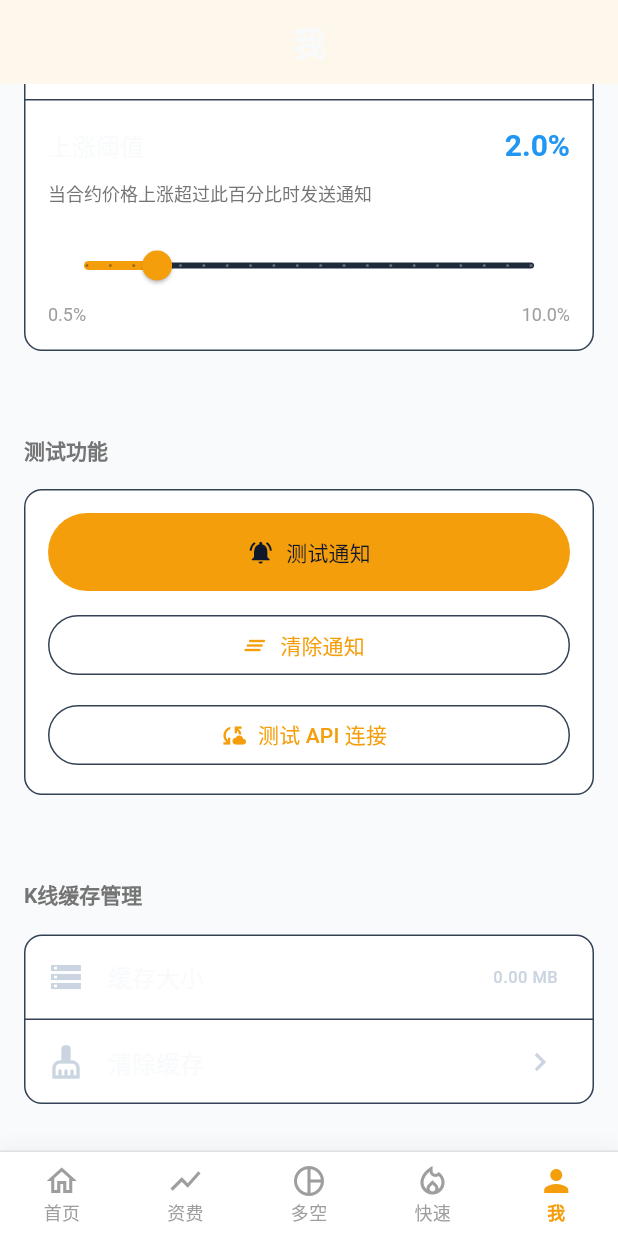
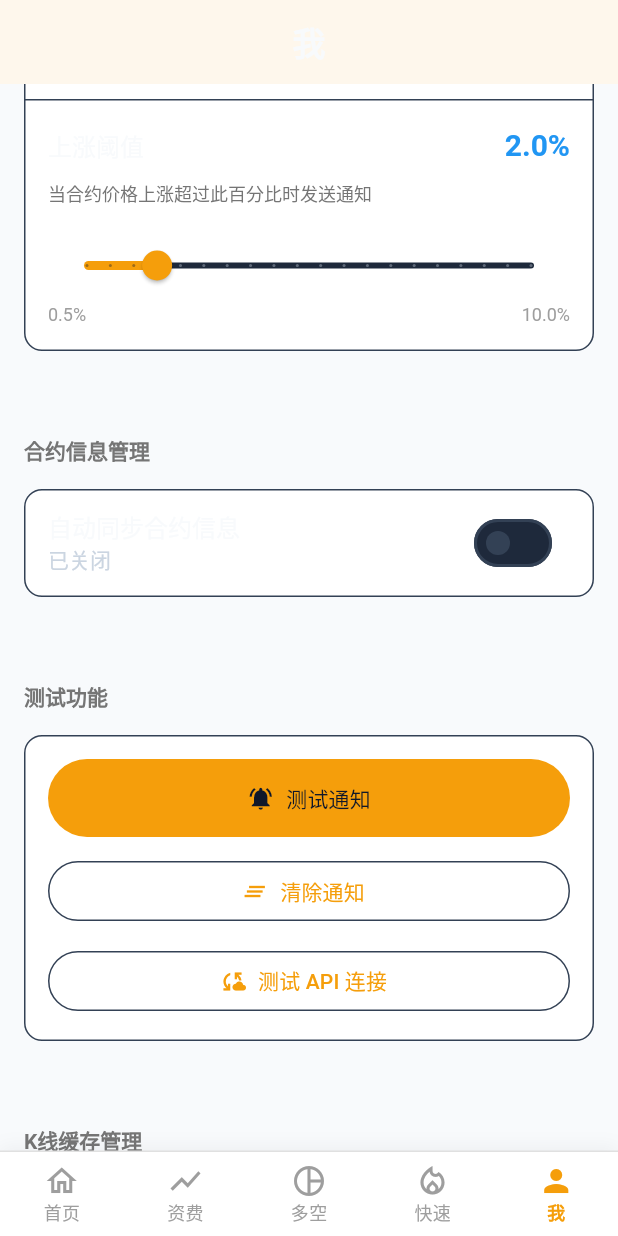
Before and after one commit to softchar/TomApp, a Flutter app: the screen it shows after launch, item 5 of the bottom bar chosen, scrolled down 576 dp, on a phone screen of 412 x 824 dp. Run offline on Flutter 3.47's test engine with Material 3 defaults, Android fonts, the phone set to English and light mode, and no system bars; our stand-ins replace fl_chart, flutter_local_notifications, shared_preferences, shimmer, sqflite, timezone; missing offline and left inert: flutter_background_service, flutter_background_service_android, flutter_chen_kchart; accounts and stored records are empty; network calls fail.

Commit message:
feat: add contract sync toggle to ProfileScreen
Add contract sync toggle UI to ProfileScreen:
- Add ContractSyncSettings provider in main.dart
- Import contract_sync_settings and contract_sync_service
- Add "合约信息管理" section with auto-sync toggle
- Subtitle dynamically shows "每小时自动同步" or "已关闭"
- Toggle starts/stops ContractSyncService accordingly

Co-Authored-By: Claude Opus 4.6 <noreply@anthropic.com>

```diff
--- a/lib/main.dart
+++ b/lib/main.dart
@@ -20,6 +20,7 @@ import 'services/favorite_service.dart';
 import 'providers/pump_list_provider.dart';
 import 'providers/kline_provider.dart';
 import 'providers/market_overview_provider.dart';
+import 'services/contract_sync_settings.dart';
 import 'screens/main_navigation.dart';
 import 'utils/app_navigation.dart';
 import 'dart:async';
@@ -322,6 +323,9 @@ class MyApp extends StatelessWidget {
         ),
         ChangeNotifierProvider(
           create: (_) => ExchangeInfoService.instance,
+        ),
+        ChangeNotifierProvider(
+          create: (_) => ContractSyncSettings()..load(),
         ),
       ],
       child: Consumer<ThemeProvider>(
--- a/lib/screens/profile_screen.dart
+++ b/lib/screens/profile_screen.dart
@@ -6,6 +6,8 @@ import '../services/binance_api_service.dart';
 import '../services/funding_rate_settings.dart';
 import '../services/kline_cache_service.dart';
 import '../services/pump_config_service.dart';
+import '../services/contract_sync_settings.dart';
+import '../services/contract_sync_service.dart';
 import '../providers/kline_provider.dart';
 
 /// 我的页面
@@ -175,6 +177,33 @@ class _ProfileScreenState extends State<ProfileScreen> {
                       ),
                     ),
                   ],
+                ),
+              );
+            },
+          ),
+          const SizedBox(height: 32),
+          // 合约信息管理部分
+          _buildSectionHeader('合约信息管理'),
+          Consumer<ContractSyncSettings>(
+            builder: (context, settings, child) {
+              return Card(
+                margin: const EdgeInsets.symmetric(horizontal: 16, vertical: 8),
+                child: SwitchListTile(
+                  title: const Text('自动同步合约信息'),
+                  subtitle: Text(
+                    settings.autoSyncEnabled
+                        ? '每小时自动同步'
+                        : '已关闭',
+                  ),
+                  value: settings.autoSyncEnabled,
+                  onChanged: (value) async {
+                    await settings.setAutoSyncEnabled(value);
+                    if (value) {
+                      ContractSyncService.instance.startSync();
+                    } else {
+                      ContractSyncService.instance.stopSync();
+                    }
+                  },
                 ),
               );
             },
```
